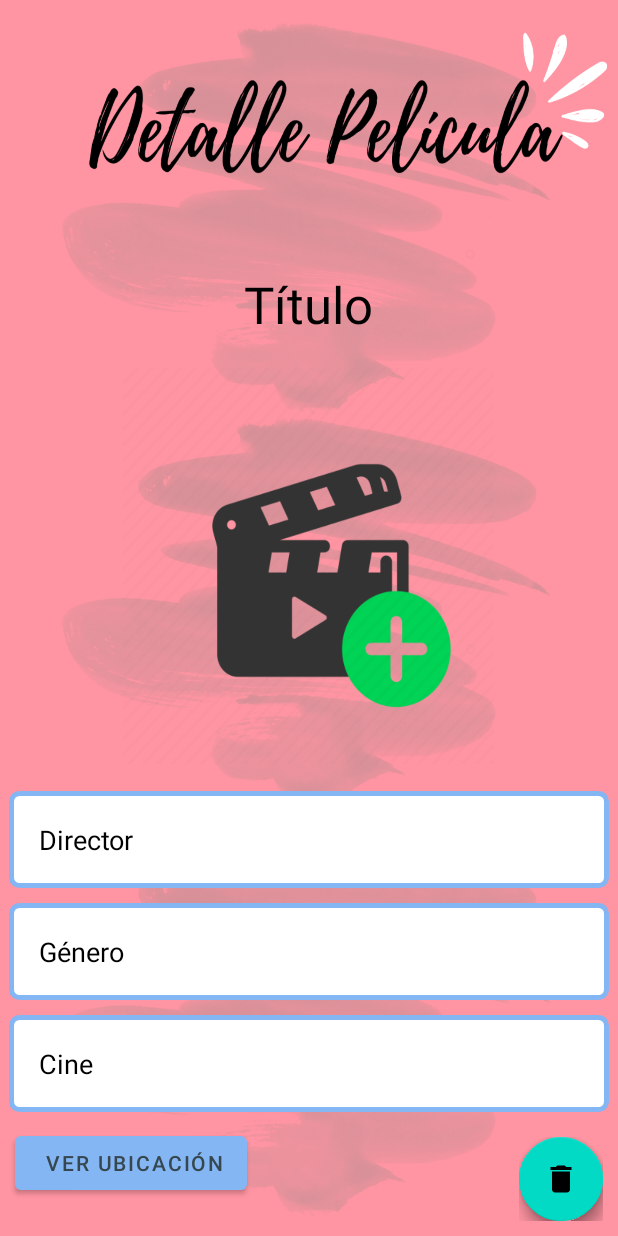
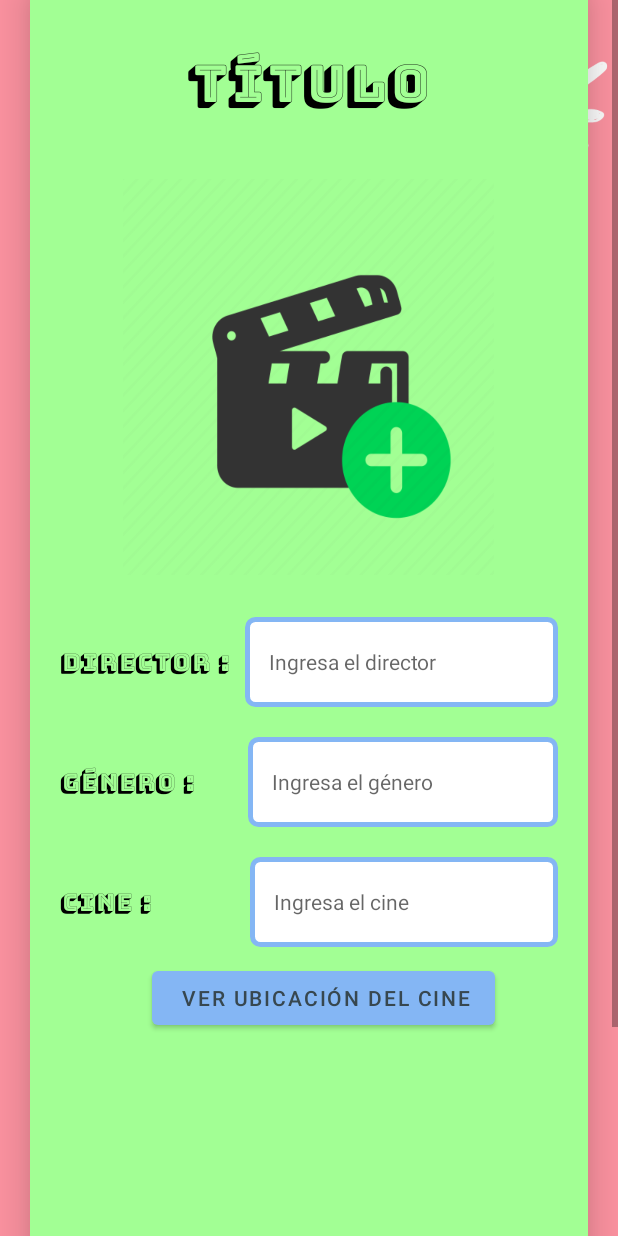
Before and after one commit to AngeloBalbinx/ProjectCineYa, an Android app: the DetalleActivity screen opened directly, with no data from a screen before it, on a phone screen of 412 x 824 dp. Run offline under Robolectric (Android 15) with nearby library versions, the phone set to English and light mode, and no system bars; our stand-ins replace Firebase (no records; nobody signed in at launch, a user with empty details on screens opened directly); libraries missing offline, so code that uses them is left out: com.github.clans.fab; plain views replace FloatingActionButton, FloatingActionMenu; 4 statements that could not run were skipped.

Commit message:
Mejorando los layouts v2

```diff
--- a/app/src/main/res/layout/activity_detalle.xml
+++ b/app/src/main/res/layout/activity_detalle.xml
@@ -1,19 +1,35 @@
 <?xml version="1.0" encoding="utf-8"?>
-<LinearLayout xmlns:android="http://schemas.android.com/apk/res/android"
+<ScrollView xmlns:android="http://schemas.android.com/apk/res/android"
     xmlns:app="http://schemas.android.com/apk/res-auto"
     xmlns:tools="http://schemas.android.com/tools"
     android:layout_width="match_parent"
     android:layout_height="match_parent"
     android:background="@drawable/bg_detailmovie"
-    android:orientation="vertical"
+
     tools:context=".DetalleActivity">
+    <androidx.cardview.widget.CardView
+        android:layout_width="match_parent"
+        android:layout_height="wrap_content"
+        android:layout_marginTop="80dp"
+        android:layout_marginEnd="20dp"
+        android:layout_marginStart="20dp"
+        android:layout_gravity="center_vertical"
+        app:cardCornerRadius="5dp"
 
+        app:cardElevation="20dp">
+
+        <LinearLayout
+            android:layout_width="match_parent"
+            android:layout_height="1000dp"
+            android:orientation="vertical"
+            android:background="@drawable/rellenoverde"
+            android:padding="20dp">
     <TextView
         android:id="@+id/detalleTitulo"
         android:layout_width="wrap_content"
         android:layout_height="wrap_content"
         android:layout_gravity="center"
-        android:layout_marginTop="180dp"
+        android:fontFamily="@font/bungee_shade"
         android:layout_marginBottom="12dp"
         android:text="@string/titulo"
         android:textColor="@color/black"
@@ -27,46 +43,117 @@
         android:contentDescription="@string/imagendepelicula"
         android:padding="8dp"
         android:scaleType="fitXY"
-        android:src="@drawable/addmovie" />
+        android:src="@drawable/addmovie"
+        />
 
-    <TextView
-        android:id="@+id/detalleDirector"
-        android:layout_width="400dp"
+    <LinearLayout
+        android:layout_width="match_parent"
         android:layout_height="wrap_content"
-        android:layout_gravity="center"
-        android:layout_marginTop="10dp"
-        android:background="@drawable/border"
-        android:padding="20dp"
-        android:text="@string/director"
-        android:textColor="@color/black"
-        android:textSize="18sp" />
+        android:orientation="horizontal"
+        android:layout_marginTop="20dp"
+        android:gravity="center_vertical">
 
-    <TextView
-        android:id="@+id/detalleGenero"
-        android:layout_width="400dp"
+        <TextView
+            android:id="@+id/lbldirectord"
+            android:layout_width="wrap_content"
+            android:layout_height="wrap_content"
+            android:text="@string/directorlabel"
+            android:fontFamily="@font/bungee_shade"
+            android:textColor="@color/black"
+            android:textSize="16sp"
+
+            android:layout_marginEnd="10dp"/>
+
+        <TextView
+            android:id="@+id/detalleDirector"
+            android:layout_width="match_parent"
+            android:layout_height="60dp"
+            android:background="@drawable/border"
+            android:gravity="start|center_vertical"
+            android:hint="@string/ingresadirector"
+            android:padding="16dp"
+
+            android:textColor="@color/black" />
+
+    </LinearLayout>
+
+    <LinearLayout
+        android:layout_width="match_parent"
         android:layout_height="wrap_content"
-        android:layout_gravity="center"
-        android:layout_marginTop="10dp"
-        android:background="@drawable/border"
-        android:padding="20dp"
-        android:text="@string/genero"
-        android:textColor="@color/black"
-        android:textSize="18sp" />
+        android:orientation="horizontal"
+        android:layout_marginTop="20dp"
+        android:gravity="center_vertical">
 
-    <TextView
-        android:id="@+id/detalleCine"
-        android:layout_width="400dp"
+        <TextView
+            android:id="@+id/lblgenerod"
+            android:layout_width="wrap_content"
+            android:layout_height="wrap_content"
+            android:text="@string/generolabel"
+            android:fontFamily="@font/bungee_shade"
+            android:textColor="@color/black"
+            android:textSize="16sp"
+            android:layout_marginEnd="10dp"/>
+
+        <TextView
+            android:layout_width="match_parent"
+            android:layout_height="60dp"
+            android:id="@+id/detalleGenero"
+            android:background="@drawable/border"
+            android:padding="16dp"
+            android:hint="@string/ingresagenero"
+            android:gravity="start|center_vertical"
+            android:layout_marginLeft="25dp"
+            android:textColor="@color/black"/>
+
+    </LinearLayout>
+
+    <LinearLayout
+        android:layout_width="match_parent"
         android:layout_height="wrap_content"
-        android:layout_gravity="center"
-        android:layout_marginTop="10dp"
+        android:orientation="horizontal"
+        android:layout_marginTop="20dp"
+        android:gravity="center_vertical">
+
+        <TextView
+            android:id="@+id/lblcined"
+            android:layout_width="wrap_content"
+            android:layout_height="wrap_content"
+            android:text="@string/cinelabel"
+            android:fontFamily="@font/bungee_shade"
+            android:textColor="@color/black"
+            android:textSize="16sp"
+            android:layout_marginEnd="10dp"/>
+
+        <TextView
+            android:layout_width="match_parent"
+            android:layout_height="60dp"
+            android:id="@+id/detalleCine"
+            android:background="@drawable/border"
+            android:padding="16dp"
+            android:hint="@string/ingresacine"
+            android:gravity="start|center_vertical"
+            android:layout_marginLeft="55dp"
+            android:textColor="@color/black"/>
+
+    </LinearLayout>
 
 
-        android:background="@drawable/border"
-        android:padding="20dp"
-        android:text="@string/cine"
-        android:textColor="@color/black"
-        android:textSize="18sp" />
 
+        <Button
+            android:id="@+id/btnUbicacion"
+            android:layout_width="wrap_content"
+            android:layout_height="wrap_content"
+            android:layout_marginStart="10dp"
+            android:layout_marginTop="10dp"
+            android:paddingStart="20dp"
+            android:text="@string/btnUbicacion"
+            android:layout_gravity="center"
+            android:textColor="#37474F"
+            tools:ignore="RtlSymmetry" />
+
+
+
+        </LinearLayout>
     <RelativeLayout
         android:layout_width="match_parent"
         android:layout_height="match_parent">
@@ -106,17 +193,6 @@
                 app:fab_size="normal" />
 
         </com.github.clans.fab.FloatingActionMenu>
-
-        <Button
-            android:id="@+id/btnUbicacion"
-            android:layout_width="wrap_content"
-            android:layout_height="wrap_content"
-            android:layout_marginStart="10dp"
-            android:layout_marginTop="10dp"
-            android:paddingStart="20dp"
-            android:text="@string/btnUbicacion"
-            android:textColor="#37474F"
-            tools:ignore="RtlSymmetry" />
-
     </RelativeLayout>
-</LinearLayout>
+    </androidx.cardview.widget.CardView>
+</ScrollView>
--- a/app/src/main/res/layout/activity_main.xml
+++ b/app/src/main/res/layout/activity_main.xml
@@ -10,7 +10,7 @@
     <androidx.appcompat.widget.SearchView
         android:layout_width="match_parent"
         android:layout_height="wrap_content"
-        android:layout_marginTop="300dp"
+        android:layout_marginTop="310dp"
         android:layout_marginStart="12dp"
         android:layout_marginEnd="12dp"
         android:id="@+id/buscar"
@@ -20,7 +20,7 @@
 
         app:closeIcon="@drawable/baseline_clear_24"
         app:searchIcon="@drawable/baseline_search_24"
-        android:background="@drawable/border"/>
+        android:background="@color/turquesa"/>
     <androidx.recyclerview.widget.RecyclerView
         android:layout_marginTop="10dp"
         android:layout_width="match_parent"
--- a/app/src/main/res/values/colors.xml
+++ b/app/src/main/res/values/colors.xml
@@ -14,6 +14,10 @@
     <color name="rosapastel">#ff94a2</color>
     <color name="verdebackground">#a2ff94</color>
     <color name="rosadobackground">#FF94A2</color>
+    <color name="amarilloclaro">#e7f96b</color>
+    <color name="naranjagod">#f9a66b</color>
+    <color name="turquesa">#5dc1b9</color>
+
 
 
 
--- a/app/src/main/res/values/strings.xml
+++ b/app/src/main/res/values/strings.xml
@@ -34,6 +34,11 @@
     <string name="cinepolis">Cinépolis</string>
     <string name="cine">Cine</string>
     <string name="title_activity_maps">MapsActivity</string>
-    <string name="btnUbicacion">Ver ubicación</string>
+    <string name="btnUbicacion">Ver ubicación del cine</string>
+    <string name="cinelabel">Cine :</string>
+    <string name="directorlabel">Director :</string>
+    <string name="generolabel">Género :</string>
+    <string name="titulolabel">Título :</string>
+
 
 </resources>
```
Also changed, not shown: app/src/main/res/layout/activity_actualizar.xml (+61 -5 lines), app/src/main/res/layout/activity_registro.xml (+4 -4 lines), app/src/main/res/layout/recycler_item.xml (+54 -37 lines), app/src/main/res/drawable/fondo.png (added), app/src/main/res/font/bungee_shade.ttf (added).
